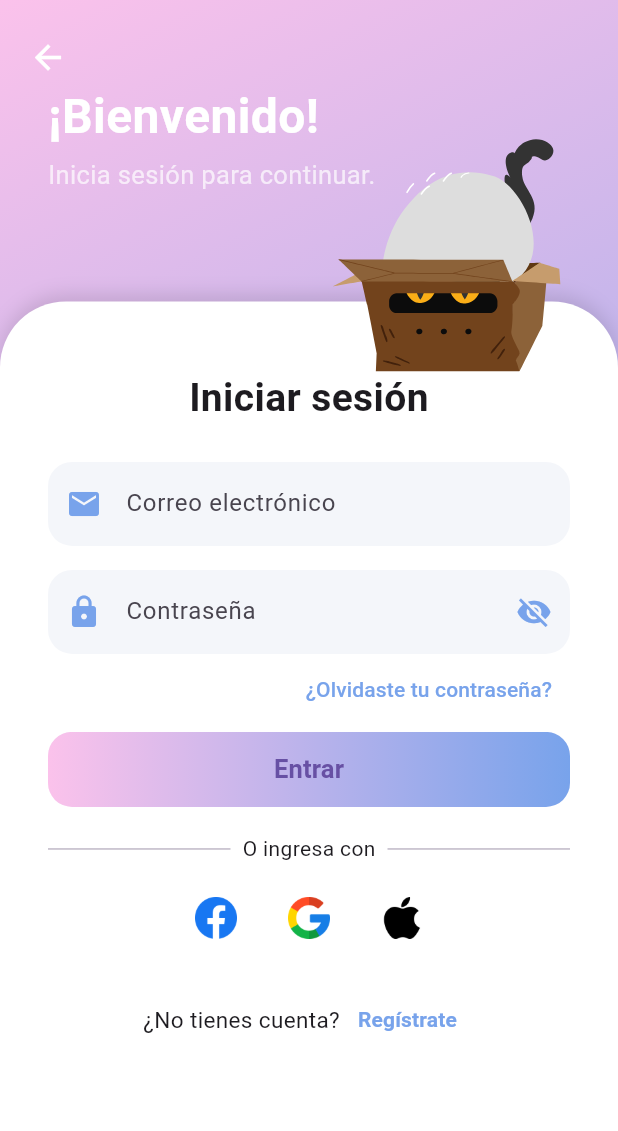
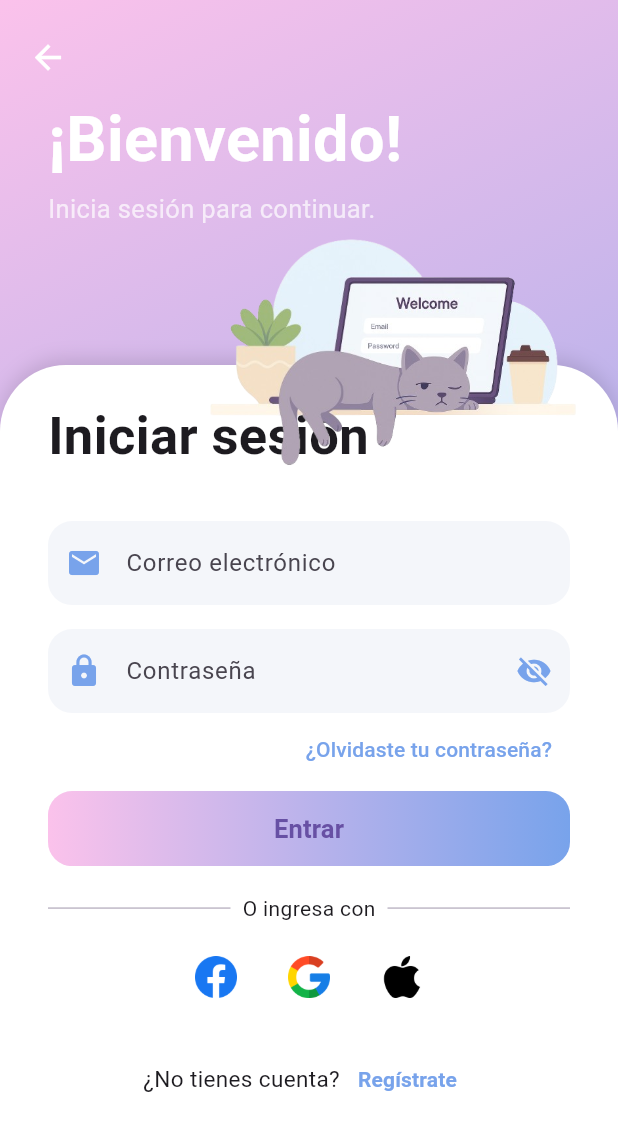
Before and after one commit to Skisekia/monedario, a Flutter app: the LoginView screen opened by its route, on a phone screen of 412 x 824 dp. Shown: the top 1131 px of the screen. Run offline on Flutter 3.47's test engine with Material 3 defaults, Android fonts, the phone set to English and light mode, and no system bars; our stand-ins replace firebase_auth, google_sign_in, lottie; accounts and stored records are empty.

Commit message:
fix login
Modificación de diseño a vista de login, se agregaron nuevos assets

```diff
--- a/lib/views/login.dart
+++ b/lib/views/login.dart
@@ -1,10 +1,8 @@
 import 'package:flutter/material.dart';
-import 'package:lottie/lottie.dart';
-import 'package:firebase_auth/firebase_auth.dart';
-import 'package:google_sign_in/google_sign_in.dart';
 
 class LoginView extends StatefulWidget {
   const LoginView({super.key});
+
   @override
   State<LoginView> createState() => _LoginViewState();
 }
@@ -12,59 +10,19 @@ class LoginView extends StatefulWidget {
 class _LoginViewState extends State<LoginView> {
   final _emailCtrl = TextEditingController();
   final _passCtrl = TextEditingController();
+  bool _showPassword = false;
   bool _loading = false;
-  bool _showPassword = false;
-
-  Future<void> _signInWithGoogle() async {
-    setState(() => _loading = true);
-    try {
-      final googleUser = await GoogleSignIn().signIn();
-      if (googleUser == null) throw Exception('Cancelado por usuario');
-      final googleAuth = await googleUser.authentication;
-      final credential = GoogleAuthProvider.credential(
-        accessToken: googleAuth.accessToken,
-        idToken: googleAuth.idToken,
-      );
-      await FirebaseAuth.instance.signInWithCredential(credential);
-      if (!mounted) return;
-      Navigator.pushReplacementNamed(context, '/dashboard');
-    } catch (e) {
-      _showError('Ocurrió un error al iniciar sesión con Google');
-    }
-    setState(() => _loading = false);
-  }
-
-  void _showError(String msg) {
-    ScaffoldMessenger.of(context).showSnackBar(SnackBar(content: Text(msg)));
-  }
-
-  Future<void> _signInWithEmail() async {
-    setState(() => _loading = true);
-    try {
-      await FirebaseAuth.instance.signInWithEmailAndPassword(
-        email: _emailCtrl.text.trim(),
-        password: _passCtrl.text.trim(),
-      );
-      if (!mounted) return;
-      Navigator.pushReplacementNamed(context, '/dashboard');
-    } on FirebaseAuthException catch (e) {
-      _showError(e.message ?? 'Error');
-    } catch (_) {
-      _showError('Ocurrió un error');
-    }
-    setState(() => _loading = false);
-  }
 
   @override
   Widget build(BuildContext context) {
     final h = MediaQuery.of(context).size.height;
     final w = MediaQuery.of(context).size.width;
-    final headerHeight = h * 0.29;
+    final headerHeight = h * 0.35;
 
     return Scaffold(
       body: Stack(
         children: [
-          // 1. Fondo degradado en toda la pantalla
+          // Fondo degradado
           Container(
             decoration: const BoxDecoration(
               gradient: LinearGradient(
@@ -78,14 +36,14 @@ class _LoginViewState extends State<LoginView> {
             ),
           ),
 
-          // 2. Card blanco grande, encima del degradado, con borde superior redondeado
+          // Tarjeta blanca inferior
           Positioned(
-            top: headerHeight - 38,
+            top: headerHeight - 45,
             left: 0,
             right: 0,
             bottom: 0,
             child: Container(
-              padding: EdgeInsets.symmetric(horizontal: 32, vertical: 34),
+              padding: const EdgeInsets.symmetric(horizontal: 32, vertical: 10),
               decoration: const BoxDecoration(
                 color: Colors.white,
                 borderRadius: BorderRadius.only(
@@ -105,15 +63,22 @@ class _LoginViewState extends State<LoginView> {
                   crossAxisAlignment: CrossAxisAlignment.stretch,
                   children: [
                     const SizedBox(height: 12),
-                    const Text(
-                      'Iniciar sesión',
-                      style: TextStyle(
-                        fontWeight: FontWeight.bold,
-                        fontSize: 26,
+
+                    // Título alineado a la izquierda
+                    const Align(
+                      alignment: Alignment.centerLeft,
+                      child: Text(
+                        'Iniciar sesión',
+                        style: TextStyle(
+                          fontWeight: FontWeight.bold,
+                          fontSize: 35,
+                        ),
                       ),
-                      textAlign: TextAlign.center,
                     ),
+                    const SizedBox(height: 8),
+
                     const SizedBox(height: 24),
+
                     _buildInput(_emailCtrl, "Correo electrónico", Icons.email, false),
                     const SizedBox(height: 16),
                     _buildInput(
@@ -124,22 +89,25 @@ class _LoginViewState extends State<LoginView> {
                       showPassword: _showPassword,
                       togglePassword: () => setState(() => _showPassword = !_showPassword),
                     ),
+
                     Align(
                       alignment: Alignment.centerRight,
                       child: TextButton(
-                        onPressed: () {},
+                        onPressed: () {}, // conectar con controlador
                         child: const Text(
                           '¿Olvidaste tu contraseña?',
                           style: TextStyle(color: Color(0xFF78A3EB)),
                         ),
                       ),
                     ),
+
                     const SizedBox(height: 4),
+
                     SizedBox(
                       width: double.infinity,
                       height: 50,
                       child: ElevatedButton(
-                        onPressed: _loading ? null : _signInWithEmail,
+                        onPressed: () {}, // conectar con controlador
                         style: ElevatedButton.styleFrom(
                           elevation: 0,
                           shape: RoundedRectangleBorder(
@@ -162,14 +130,17 @@ class _LoginViewState extends State<LoginView> {
                                 : const Text(
                                     'Entrar',
                                     style: TextStyle(
-                                        fontWeight: FontWeight.bold,
-                                        fontSize: 17),
+                                      fontWeight: FontWeight.bold,
+                                      fontSize: 17,
+                                    ),
                                   ),
                           ),
                         ),
                       ),
                     ),
+
                     const SizedBox(height: 18),
+
                     Row(children: const [
                       Expanded(child: Divider(thickness: 1.2)),
                       Padding(
@@ -178,18 +149,22 @@ class _LoginViewState extends State<LoginView> {
                       ),
                       Expanded(child: Divider(thickness: 1.2)),
                     ]),
+
                     const SizedBox(height: 12),
+
                     Row(
                       mainAxisAlignment: MainAxisAlignment.center,
                       children: [
                         _buildSocialBtn('assets/facebook.png', () {}),
                         const SizedBox(width: 14),
-                        _buildSocialBtn('assets/google.png', _signInWithGoogle),
+                        _buildSocialBtn('assets/google.png', () {}),
                         const SizedBox(width: 14),
                         _buildSocialBtn('assets/apple.png', () {}),
                       ],
                     ),
+
                     const SizedBox(height: 20),
+
                     Row(
                       mainAxisAlignment: MainAxisAlignment.center,
                       children: [
@@ -199,8 +174,9 @@ class _LoginViewState extends State<LoginView> {
                           child: const Text(
                             'Regístrate',
                             style: TextStyle(
-                                color: Color(0xFF78A3EB),
-                                fontWeight: FontWeight.bold),
+                              color: Color(0xFF78A3EB),
+                              fontWeight: FontWeight.bold,
+                            ),
                           ),
                         ),
                       ],
@@ -211,23 +187,29 @@ class _LoginViewState extends State<LoginView> {
             ),
           ),
 
-          // 3. Header degradado con Lottie y textos, sobre el fondo y DETRÁS del card
+          // Encabezado con imagen y textos
           SizedBox(
-            height: headerHeight + 10,
+            height: headerHeight + 60,
             child: Stack(
+              clipBehavior: Clip.none,
               children: [
-                // Animación Lottie
-                Align(
-                  alignment: Alignment.bottomRight,
+                // Imagen del gato con repisa bajada
+                Positioned(
+                  bottom: 20,
+                  right: 16, // Alineado a la derecha
                   child: SizedBox(
-                    width: w * 0.52,
-                    height: headerHeight * 0.73,
-                    child: Lottie.asset('assets/cat_box.json'),
+                    width: w * 0.65,
+                    height: headerHeight * 0.65,
+                    child: Image.asset(
+                      'assets/cat_login.png',
+                      fit: BoxFit.contain,
+                    ),
                   ),
                 ),
+
                 // Texto de bienvenida
                 Positioned(
-                  top: headerHeight * 0.23,
+                  top: headerHeight * 0.22,
                   left: 32,
                   child: Column(
                     crossAxisAlignment: CrossAxisAlignment.start,
@@ -236,7 +218,7 @@ class _LoginViewState extends State<LoginView> {
                         '¡Bienvenido!',
                         style: TextStyle(
                           color: Colors.white,
-                          fontSize: 32,
+                          fontSize: 42,
                           fontWeight: FontWeight.bold,
                         ),
                       ),
@@ -251,7 +233,8 @@ class _LoginViewState extends State<LoginView> {
                     ],
                   ),
                 ),
-                // Botón atrás
+
+                // Botón de retroceso
                 Positioned(
                   top: 14,
                   left: 8,
@@ -268,11 +251,14 @@ class _LoginViewState extends State<LoginView> {
     );
   }
 
-  // MÉTODOS AUXILIARES DE INPUT Y BOTONES
-
-  Widget _buildInput(TextEditingController c, String hint, IconData icon,
-      bool obscure,
-      {bool showPassword = false, VoidCallback? togglePassword}) {
+  Widget _buildInput(
+    TextEditingController c,
+    String hint,
+    IconData icon,
+    bool obscure, {
+    bool showPassword = false,
+    VoidCallback? togglePassword,
+  }) {
     return TextField(
       controller: c,
       obscureText: obscure && !showPassword,
--- a/pubspec.yaml
+++ b/pubspec.yaml
@@ -41,3 +41,5 @@ flutter:
     - assets/graph_welcome.json
     - assets/imahome.jpg
     - assets/panel.json
+    - assets/alcancia.png
+    - assets/cat_login.png
```
Also changed, not shown: lib/controllers/login_controller.dart (added, +49 -0 lines), lib/views/welcome.dart (+62 -53 lines), assets/alcancia.png (renamed from lib/views/ahorro.png), assets/cat_login.png (added).
